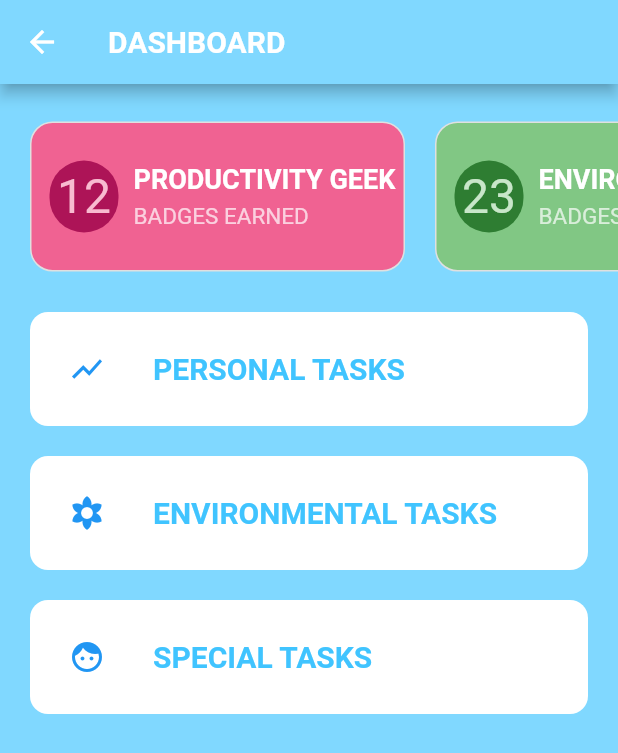
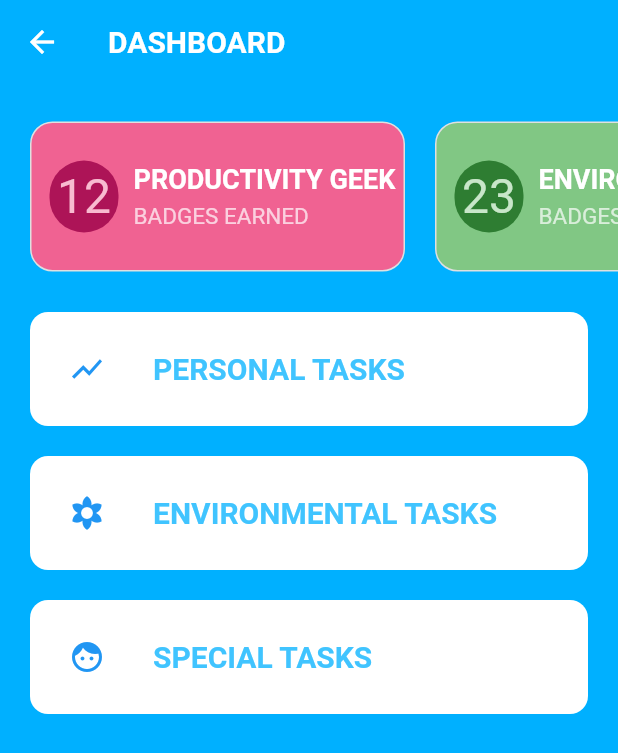
Before and after one commit to Nehanshj/Hack20_LetsDoit, a Flutter app: the Dashboard screen opened directly, on a phone screen of 412 x 824 dp. Shown: the top 753 px of the screen. Run offline on Flutter 3.47's test engine with Material 2 defaults, Android fonts, the phone set to English and light mode, and no system bars; statements that could not run were skipped.

Commit message:
minor color changes

```diff
--- a/lib/screens/dashboard/dashboard.dart
+++ b/lib/screens/dashboard/dashboard.dart
@@ -11,13 +11,14 @@ class _DashboardState extends State<Dashboard> {
   @override
   Widget build(BuildContext context) {
     return Scaffold(
-      backgroundColor: Colors.lightBlueAccent[100],
+      backgroundColor: Colors.lightBlueAccent[400],
       appBar: AppBar(
+        elevation: 0.0,
         title: Text(
           "DASHBOARD",
           style: TextStyle(color: Colors.white, fontWeight: FontWeight.bold),
         ),
-        backgroundColor: Colors.lightBlueAccent[100],
+        backgroundColor: Colors.lightBlueAccent[400],
       ),
       body: ListView(
         children: <Widget>[
--- a/lib/screens/dashboard/widgets/horizintalcards.dart
+++ b/lib/screens/dashboard/widgets/horizintalcards.dart
@@ -24,7 +24,7 @@ class _HorizontalCardsState extends State<HorizontalCards> {
 //          ),
         ),
         Container(
-          color: Colors.lightBlueAccent[100],
+          color: Colors.lightBlueAccent[400],
           height: 120.0,
           child: ListView(
             padding: EdgeInsets.only(left: 10.0),
```
